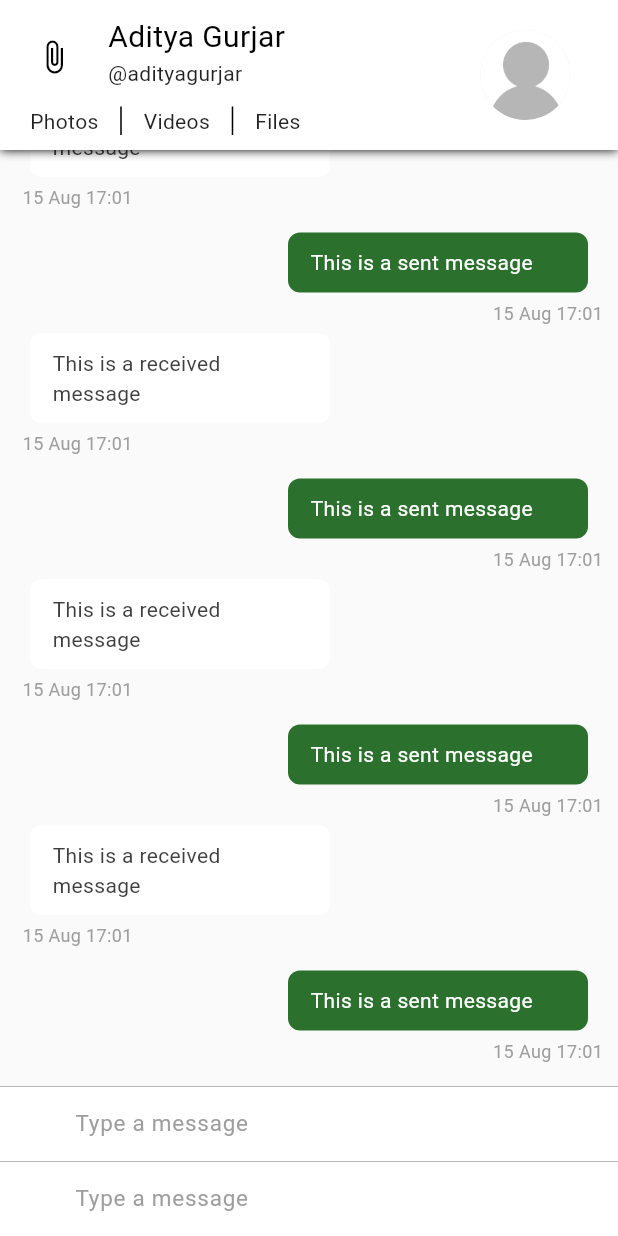
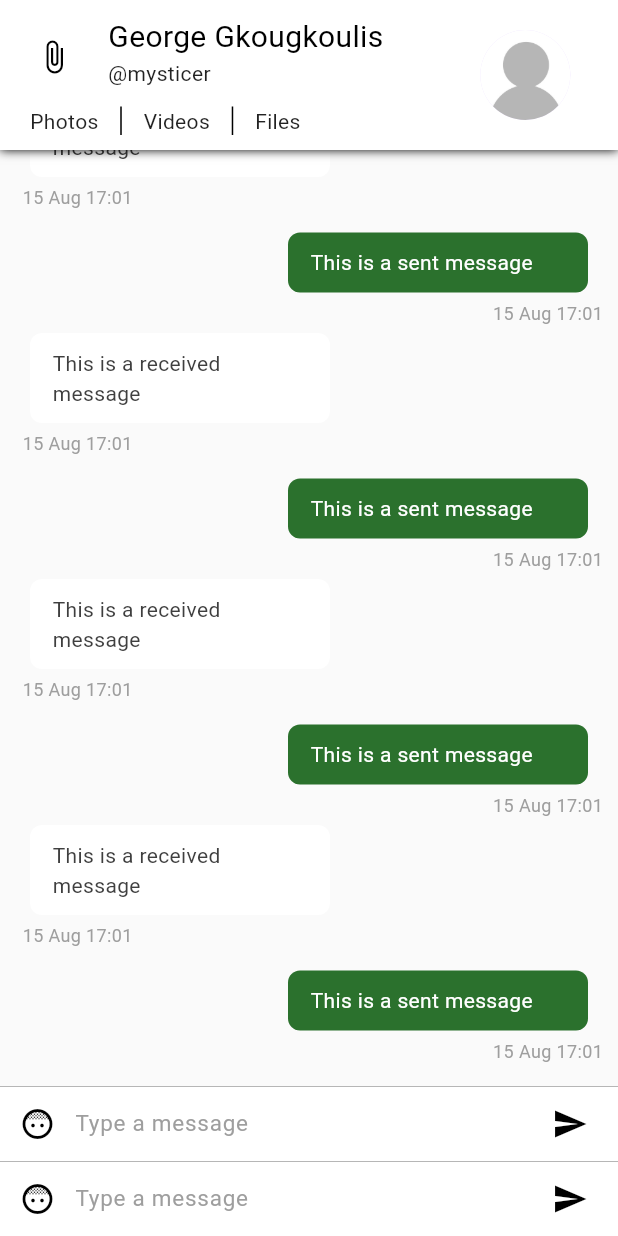
Before and after one commit to Giorgos-Gk/farm_link, a Flutter app: the ConversationPageSlide screen opened directly, on a phone screen of 412 x 824 dp. Run offline on Flutter 3.47's test engine with Material 3 defaults, Android fonts, the phone set to English and light mode, and no system bars; our stand-ins replace cloud_firestore, numberpicker; missing offline and left inert: rubber; accounts and stored records are empty.

Commit message:
Minor fixes.

```diff
--- a/lib/config/pallete.dart
+++ b/lib/config/pallete.dart
@@ -1,7 +1,7 @@
 import 'package:flutter/material.dart';
 
 class Palette {
-  static Color primaryColor = Colors.white;
+  static Color primaryColor = Colors.black;
   static const Color accentColor = Color(0xff4caf50);
   static Color gradientStartColor = accentColor;
   static const Color gradientEndColor = Color(0xff388e3c);
--- a/lib/main.dart
+++ b/lib/main.dart
@@ -5,7 +5,6 @@ import 'package:flutter/material.dart';
 void main() => runApp(Farmlink());
 
 class Farmlink extends StatelessWidget {
-  // This widget is the root of your application.
   @override
   Widget build(BuildContext context) {
     return MaterialApp(
--- a/lib/widgets/chat_app_bar.dart
+++ b/lib/widgets/chat_app_bar.dart
@@ -60,10 +60,9 @@ class ChatAppBar extends StatelessWidget implements PreferredSizeWidget {
                                             MainAxisAlignment.center,
                                         mainAxisSize: MainAxisSize.min,
                                         children: <Widget>[
-                                          Text('Aditya Gurjar',
+                                          Text('George Gkougkoulis',
                                               style: textHeading),
-                                          Text('@adityagurjar',
-                                              style: textStyle)
+                                          Text('@mysticer', style: textStyle)
                                         ],
                                       ))),
                                 ],
--- a/lib/widgets/input_widget.dart
+++ b/lib/widgets/input_widget.dart
@@ -14,7 +14,7 @@ class InputWidget extends StatelessWidget {
             child: new Container(
               margin: new EdgeInsets.symmetric(horizontal: 1.0),
               child: new IconButton(
-                icon: new Icon(Icons.face),
+                icon: new Icon(Icons.face_5_outlined),
                 onPressed: () {},
                 color: Palette.primaryColor,
               ),
```
